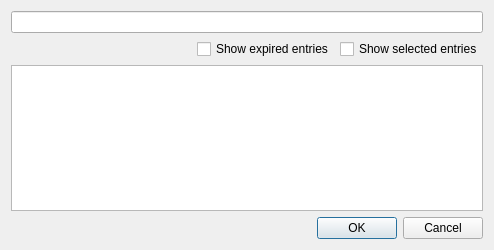
KDAB/Charm, file Charm/Widgets/SelectTaskDialog.ui: the form before one commit.
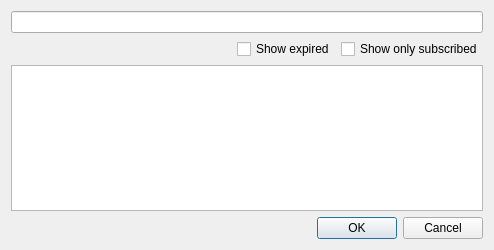
The form after the commit.

Commit message: Improve SelectTaskDialog CheckBox labelling

What changed in the file:
```diff
--- a/Charm/Widgets/SelectTaskDialog.ui
+++ b/Charm/Widgets/SelectTaskDialog.ui
@@ -41,14 +41,14 @@
      <item>
       <widget class="QCheckBox" name="showExpired">
        <property name="text">
-        <string>Show expired entries</string>
+        <string>Show expired</string>
        </property>
       </widget>
      </item>
      <item>
       <widget class="QCheckBox" name="showSelected">
        <property name="text">
-        <string>Show selected entries</string>
+        <string>Show only subscribed</string>
        </property>
       </widget>
      </item>
```
